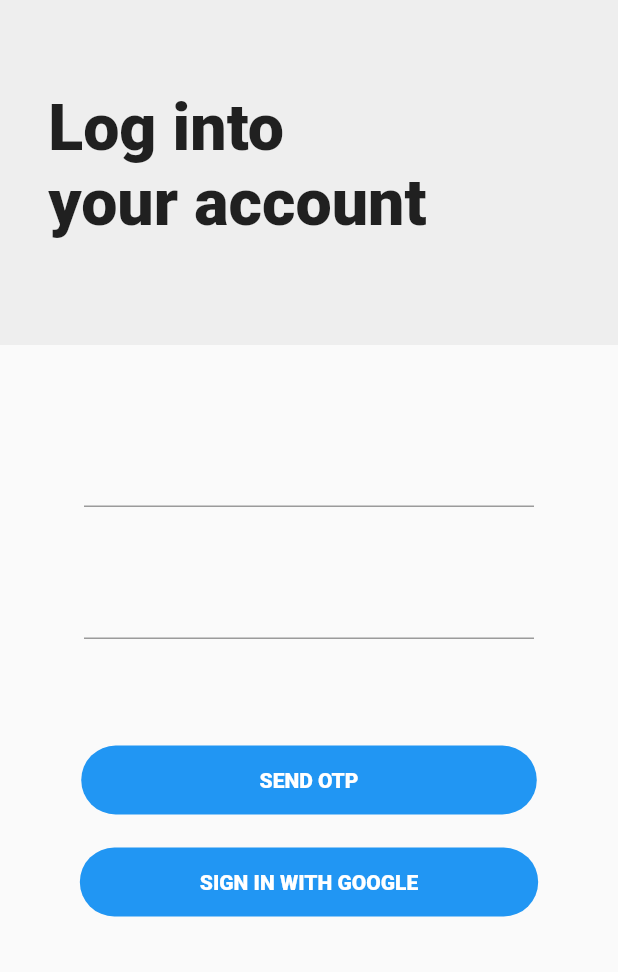
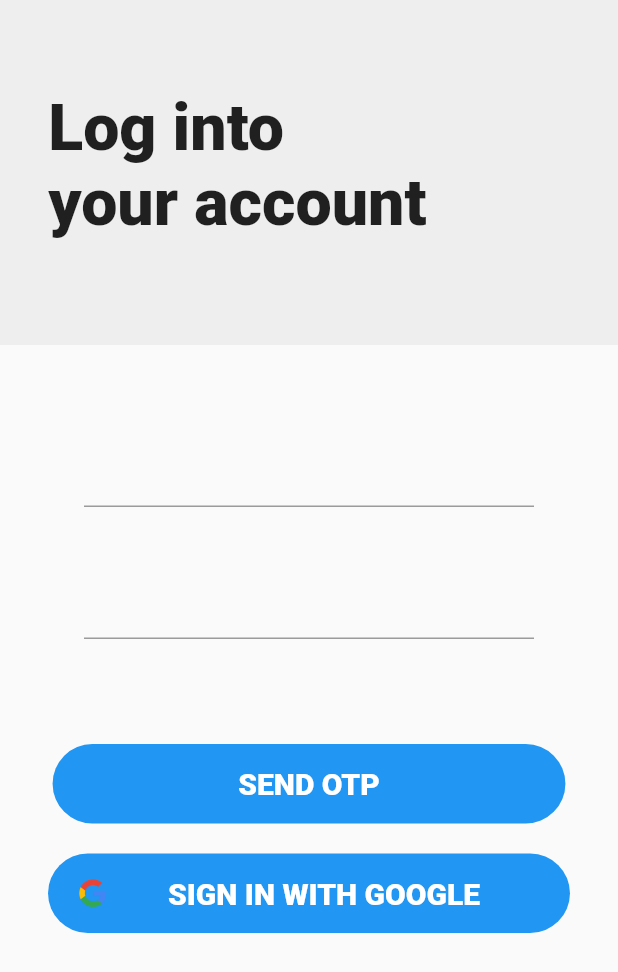
Before and after one commit to HAC-2020/RohitKonge, a Flutter app: the CodeForThis screen opened directly, on a phone screen of 412 x 824 dp. Shown: the top 972 px of the screen. Run offline on Flutter 3.47's test engine with Material 2 defaults, Android fonts, the light colour scheme and no system bars; our stand-ins replace introduction_screen, splashscreen.

Commit message:
Some minor changes to login page

```diff
--- a/ApnaKirana/lib/Screens/loginscreen.dart
+++ b/ApnaKirana/lib/Screens/loginscreen.dart
@@ -67,7 +67,7 @@ class CodeForThis extends StatelessWidget {
               height: 70,
             ),
             FlatButton(
-              padding: EdgeInsets.symmetric(horizontal: 84, vertical: 15),
+              padding: EdgeInsets.symmetric(horizontal: 74, vertical: 15),
               shape: RoundedRectangleBorder(
                 borderRadius: BorderRadius.circular(100),
               ),
@@ -79,6 +79,7 @@ class CodeForThis extends StatelessWidget {
               child: Text(
                 '          SEND OTP          ',
                 style: TextStyle(
+                  fontSize: 20,
                   fontWeight: FontWeight.w800,
                   color: Colors.white,
                 ),
@@ -88,15 +89,27 @@ class CodeForThis extends StatelessWidget {
               height: 20,
             ),
             FlatButton(
-              padding: EdgeInsets.symmetric(horizontal: 80, vertical: 15),
+              padding: EdgeInsets.symmetric(horizontal: 20, vertical: 15),
               shape: RoundedRectangleBorder(
                 borderRadius: BorderRadius.circular(100),
               ),
               color: Colors.blue,
               onPressed: () => {},
+              child: Row(
+                mainAxisSize: MainAxisSize.min,
+                mainAxisAlignment: MainAxisAlignment.start,
+                children: <Widget>[
+                  Image.asset(
+                    'assets/icons/googleicon.png',
+                    width: 20,
+                    height: 20,
+                  ),
+                  Container(
+                    padding: EdgeInsets.fromLTRB(40, 0, 40, 0),
                     child: Text(
                       'SIGN IN WITH GOOGLE',
                       style: TextStyle(
+                        fontSize: 20,
                         fontWeight: FontWeight.w800,
                         color: Colors.white,
                       ),
@@ -105,6 +118,9 @@ class CodeForThis extends StatelessWidget {
                 ],
               ),
             ),
+          ],
+        ),
+      ),
     );
   }
 }
--- a/ApnaKirana/pubspec.yaml
+++ b/ApnaKirana/pubspec.yaml
@@ -56,6 +56,7 @@ flutter:
   # To add assets to your application, add an assets section, like this:
   assets:
     - assets/icons/icon1.png
+    - assets/icons/googleicon.png
 
   # An image asset can refer to one or more resolution-specific "variants", see
   # https://flutter.dev/assets-and-images/#resolution-aware.
```
Also changed, not shown: ApnaKirana/assets/icons/googleicon.png (added). Lines whose indentation alone changed are shown as unchanged.
